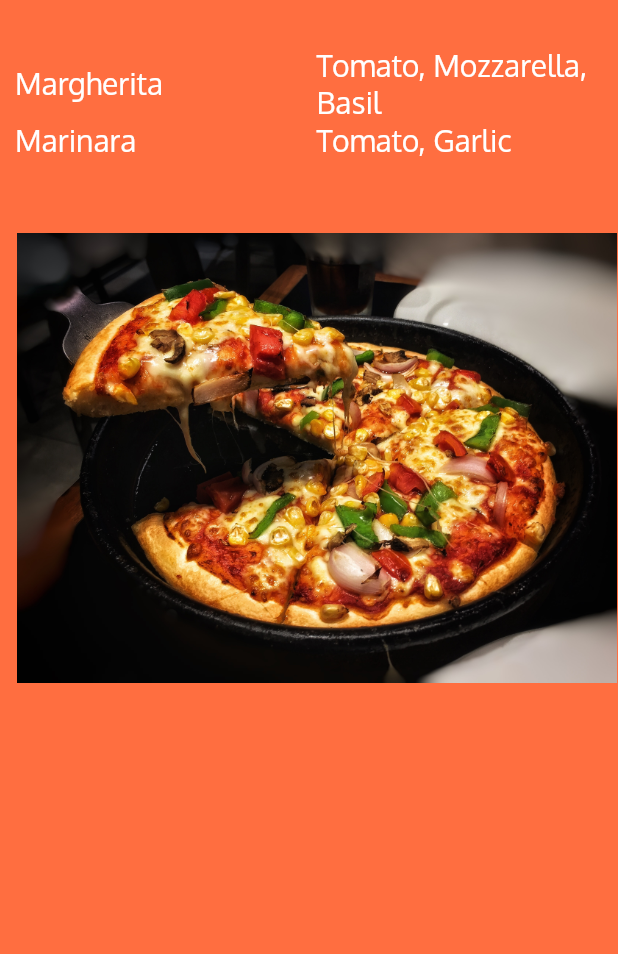
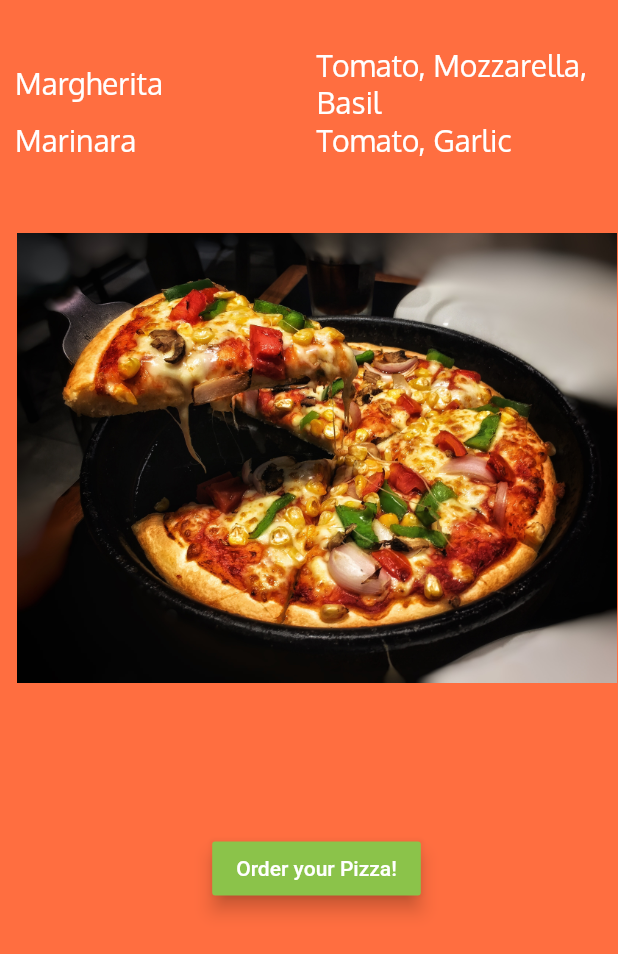
Before and after one commit to Andhrah/pizza, a Flutter app: the screen it shows after launch, on a phone screen of 412 x 824 dp. Shown: the top 954 px of the screen. Run offline on Flutter 3.47's test engine with Material 2 defaults, Android fonts, the phone set to English and light mode, and no system bars.

Commit message:
add a button to homepage

```diff
--- a/lib/screens/home.dart
+++ b/lib/screens/home.dart
@@ -71,6 +71,7 @@ class Home extends StatelessWidget {
         )
         ],),
         PizzaImageWidget(),
+        OrderButton(),
         ],
         )
       )
@@ -88,3 +89,25 @@ class PizzaImageWidget extends StatelessWidget{
   }
 
 }
+
+class OrderButton extends StatelessWidget {
+  @override
+  Widget build(BuildContext context) {
+    var button = Container(
+      margin: EdgeInsets.only(top: 50.0),
+      child: RaisedButton(
+        child: Text("Order your Pizza!",
+        style: TextStyle(
+          color: Colors.white,
+        )
+        ),
+        color: Colors.lightGreen,
+        elevation: 5.0,
+        onPressed: () {
+        }
+      )
+    );
+    return button;
+  }
+
+}
```
